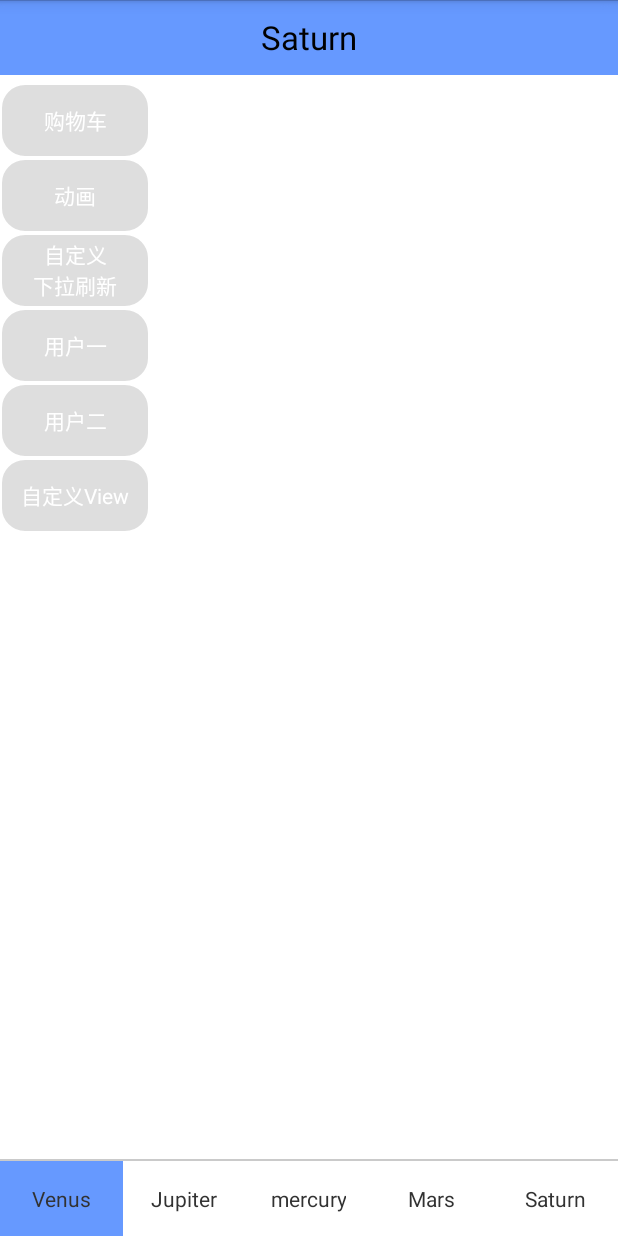
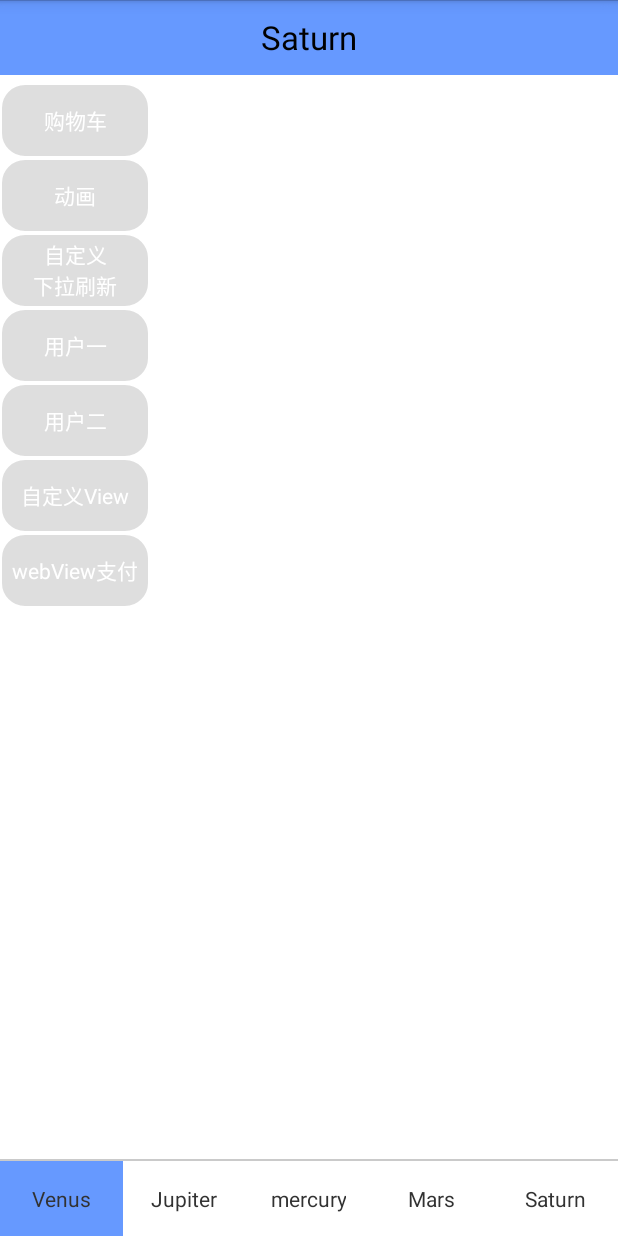
Before and after one commit to username411382/AndroidFrameWorks, an Android app: the fragment FragmentFive placed in its activity, on a phone screen of 412 x 824 dp. Run offline under Robolectric (Android 15) with nearby library versions, the phone set to English and light mode, and no system bars.

Commit message:
[task]webView调起支付

```diff
--- a/app/src/main/AndroidManifest.xml
+++ b/app/src/main/AndroidManifest.xml
@@ -71,8 +71,8 @@
         <activity android:name=".activity.ActivityAnimation" />
 
         <!--聊天-->
-        <activity android:name=".common.chat.activity.ActivityChat"/>
-
+        <activity android:name=".common.chat.activity.ActivityChat" />
+        <activity android:name=".activity.ActivityPay" />
 
         <meta-data
             android:name="com.baidu.lbsapi.API_KEY"
--- a/app/src/main/java/com/ruihe/demo/fragment/FragmentFive.java
+++ b/app/src/main/java/com/ruihe/demo/fragment/FragmentFive.java
@@ -8,6 +8,7 @@ import com.ruihe.demo.R;
 import com.ruihe.demo.activity.ActivityAnimation;
 import com.ruihe.demo.activity.ActivityDragView;
 import com.ruihe.demo.activity.ActivityMain;
+import com.ruihe.demo.activity.ActivityPay;
 import com.ruihe.demo.activity.ActivityPullToRefresh;
 import com.ruihe.demo.activity.ActivityShoppingCart;
 import com.ruihe.demo.common.utils.Constants;
@@ -44,6 +45,7 @@ public class FragmentFive extends BaseFragment implements View.OnClickListener {
         view.findViewById(R.id.tv_first_user).setOnClickListener(this);
         view.findViewById(R.id.tv_second_user).setOnClickListener(this);
         view.findViewById(R.id.tv_custom_view).setOnClickListener(this);
+        view.findViewById(R.id.tv_pay_view).setOnClickListener(this);
 
         bindData();
     }
@@ -95,6 +97,10 @@ public class FragmentFive extends BaseFragment implements View.OnClickListener {
             case R.id.tv_custom_view://自定义View
                 holder.redirectToActivity(holder, ActivityDragView.class);
                 break;
+
+            case R.id.tv_pay_view:
+                holder.redirectToActivity(holder, ActivityPay.class);
+                break;
             default:
                 break;
 
--- a/app/src/main/res/layout/fragment_five.xml
+++ b/app/src/main/res/layout/fragment_five.xml
@@ -59,5 +59,13 @@
         android:gravity="center"
         android:text="自定义View"
         android:textColor="@color/white" />
+    <TextView
+        android:id="@+id/tv_pay_view"
+        android:layout_width="100dp"
+        android:layout_height="50dp"
+        android:background="@drawable/selector_five_page_text_view"
+        android:gravity="center"
+        android:text="webView支付"
+        android:textColor="@color/white" />
 
 </LinearLayout>
```
Also changed, not shown: app/src/main/java/com/ruihe/demo/activity/ActivityPay.java (added, +112 -0 lines), app/src/main/res/layout/activity_pay.xml (added, +19 -0 lines).
